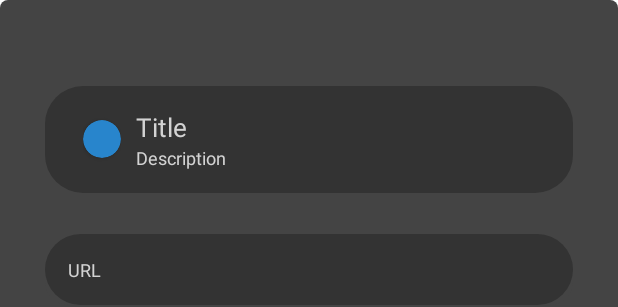
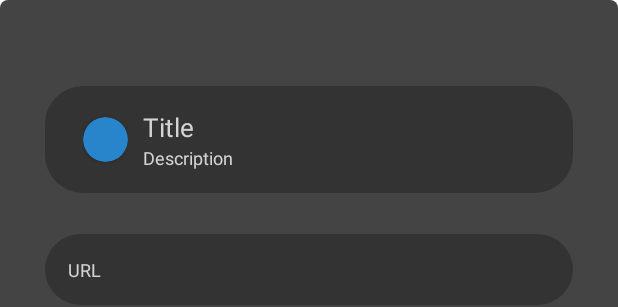
Before and after one commit to Michal-Dzurik/Link-Organizer, an Android app: the layout edit_link_dialog_layout.xml on its own in the app's theme, with its tools: preview values and no code run, on a phone screen of 412 x 824 dp. Shown: the top 307 px of the screen. Run offline under Robolectric (Android 15) with nearby library versions, the phone set to English and light mode, and no system bars.

Commit message:
Share link bug and typo fixed

```diff
--- a/app/src/main/java/sk/po/spse/dzurikm/linkorganizer/activities/FolderContentActivity.java
+++ b/app/src/main/java/sk/po/spse/dzurikm/linkorganizer/activities/FolderContentActivity.java
@@ -491,7 +491,7 @@ public class FolderContentActivity extends AppCompatActivity {
         linkAdapter.notifyDataSetChanged();
 
 
-        Toast.makeText(context,context.getString(R.string.Link) + link.getName() + " " + context.getString(R.string.was_removed_successfully) +  "." ,Toast.LENGTH_LONG).show();
+        Toast.makeText(context,context.getString(R.string.Link) + " " +  link.getName() + " " + context.getString(R.string.was_removed_successfully) +  "." ,Toast.LENGTH_LONG).show();
     }
 
 
--- a/app/src/main/java/sk/po/spse/dzurikm/linkorganizer/activities/MainActivity.java
+++ b/app/src/main/java/sk/po/spse/dzurikm/linkorganizer/activities/MainActivity.java
@@ -87,8 +87,6 @@ public class MainActivity extends AppCompatActivity {
 
         root.transitionToEnd();
 
-        isLinkShared(getIntent());
-
         foldersGridRecyclerView = (RecyclerView) findViewById(R.id.group_grid_layout);
         addFolderButton = (ImageButton) findViewById(R.id.addFolderButton);
         addFolderBox = (ConstraintLayout) findViewById(R.id.addFolderBox);
@@ -109,6 +107,8 @@ public class MainActivity extends AppCompatActivity {
 
         databaseHandler = new DatabaseHandler(MainActivity.this);
         folders = (LinkedList<Folder>) databaseHandler.getAllFolders();
+
+        isLinkShared(getIntent());
 
         if(folders.size() == 0){
             folders = new LinkedList<Folder>();
--- a/app/src/main/res/layout/activity_folder_content_layout.xml
+++ b/app/src/main/res/layout/activity_folder_content_layout.xml
@@ -212,8 +212,8 @@
 
                     <androidx.cardview.widget.CardView
                         android:id="@+id/colorCircle"
-                        android:layout_width="25dp"
-                        android:layout_height="25dp"
+                        android:layout_width="30dp"
+                        android:layout_height="30dp"
                         app:cardBackgroundColor="@color/blue"
                         app:cardCornerRadius="25dp"
                         tools:cardElevation="0dp"/>
--- a/app/src/main/res/layout/add_link_dialog_layout.xml
+++ b/app/src/main/res/layout/add_link_dialog_layout.xml
@@ -73,8 +73,8 @@
 
                         <androidx.cardview.widget.CardView
                             android:id="@+id/colorCircle"
-                            android:layout_width="25dp"
-                            android:layout_height="25dp"
+                            android:layout_width="30dp"
+                            android:layout_height="30dp"
                             app:cardBackgroundColor="@color/blue"
                             app:cardCornerRadius="25dp"
                             tools:cardElevation="0dp" />
--- a/app/src/main/res/layout/edit_link_dialog_layout.xml
+++ b/app/src/main/res/layout/edit_link_dialog_layout.xml
@@ -54,10 +54,10 @@
 
                         <androidx.cardview.widget.CardView
                             android:id="@+id/colorCircle"
-                            android:layout_width="25dp"
-                            android:layout_height="25dp"
+                            android:layout_width="30dp"
+                            android:layout_height="30dp"
                             app:cardBackgroundColor="@color/blue"
-                            app:cardCornerRadius="25dp"
+                            app:cardCornerRadius="30dp"
                             tools:cardElevation="0dp"/>
                     </LinearLayout>
 
--- a/app/src/main/res/layout/link_layout.xml
+++ b/app/src/main/res/layout/link_layout.xml
@@ -25,8 +25,8 @@
 
         <androidx.cardview.widget.CardView
             android:id="@+id/colorCircle"
-            android:layout_width="25dp"
-            android:layout_height="25dp"
+            android:layout_width="30dp"
+            android:layout_height="30dp"
             app:cardBackgroundColor="@color/blue"
             app:cardCornerRadius="25dp"
             android:elevation="0dp"/>
```
Also changed, not shown: 2 other files.
